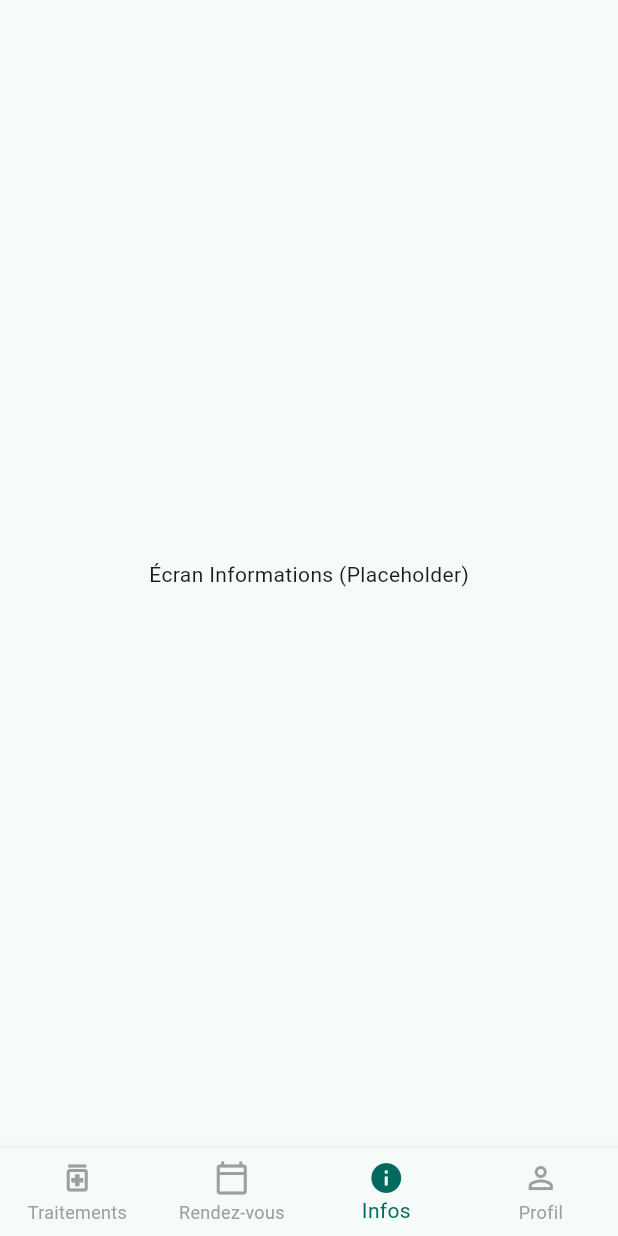
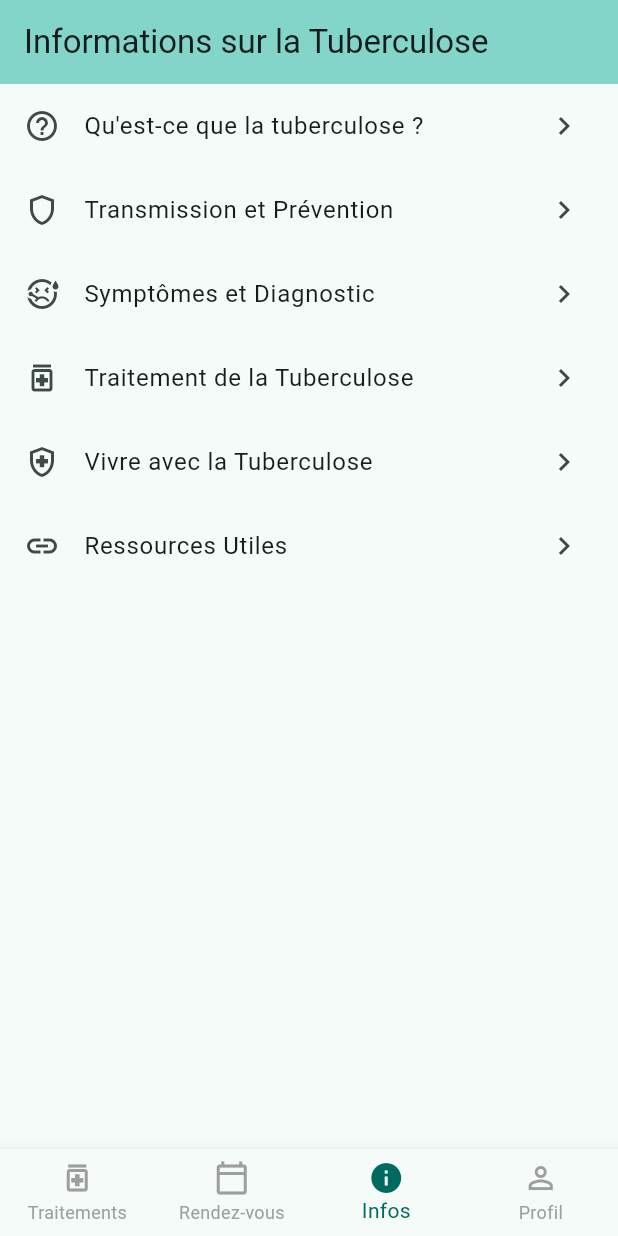
Before and after one commit to PedroGomesFR/TBC, a Flutter app: the screen it shows after launch, item 3 of the bottom bar chosen, on a phone screen of 412 x 824 dp. Run offline on Flutter 3.47's test engine with Material 3 defaults, Android fonts, the phone set to English and light mode, and no system bars; our stand-ins replace sqflite; accounts and stored records are empty; generated files the repository leaves out were written again.

Commit message:
feat: Add basic info screen UI with categories

```diff
--- a/lib/presentation/screens/info_screen.dart
+++ b/lib/presentation/screens/info_screen.dart
@@ -1,12 +1,64 @@
 import 'package:flutter/material.dart';
+// TODO: Import AppLocalizations when needed
 
 class InfoScreen extends StatelessWidget {
   const InfoScreen({super.key});
 
   @override
   Widget build(BuildContext context) {
-    return const Scaffold(
-      body: Center(child: Text('Écran Informations (Placeholder)')),
+    // TODO: Localize title and category names
+    final List<Map<String, dynamic>> infoCategories = [
+      {'title': 'Qu\'est-ce que la tuberculose ?', 'icon': Icons.help_outline, 'route': '/info/what_is_tb'},
+      {'title': 'Transmission et Prévention', 'icon': Icons.shield_outlined, 'route': '/info/transmission_prevention'},
+      {'title': 'Symptômes et Diagnostic', 'icon': Icons.sick_outlined, 'route': '/info/symptoms_diagnosis'},
+      {'title': 'Traitement de la Tuberculose', 'icon': Icons.medication_outlined, 'route': '/info/treatment'},
+      {'title': 'Vivre avec la Tuberculose', 'icon': Icons.health_and_safety_outlined, 'route': '/info/living_with_tb'},
+      {'title': 'Ressources Utiles', 'icon': Icons.link_outlined, 'route': '/info/resources'},
+    ];
+
+    return Scaffold(
+      appBar: AppBar(
+        title: const Text('Informations sur la Tuberculose'),
+        backgroundColor: Theme.of(context).colorScheme.inversePrimary,
+      ),
+      body: ListView.builder(
+        itemCount: infoCategories.length,
+        itemBuilder: (context, index) {
+          final category = infoCategories[index];
+          return ListTile(
+            leading: Icon(category['icon'] as IconData? ?? Icons.info_outline),
+            title: Text(category['title'] as String? ?? 'Information'),
+            trailing: const Icon(Icons.chevron_right),
+            onTap: () {
+              // TODO: Implement navigation to detail screens based on category['route']
+              print('Tapped on ${category['title']}');
+              // Example: Navigator.push(context, MaterialPageRoute(builder: (context) => InfoDetailScreen(topic: category['title'])));
+            },
+          );
+        },
+      ),
     );
   }
 }
+
+// Placeholder for detail screen - can be expanded later
+class InfoDetailScreen extends StatelessWidget {
+  final String topic;
+  const InfoDetailScreen({super.key, required this.topic});
+
+  @override
+  Widget build(BuildContext context) {
+    return Scaffold(
+      appBar: AppBar(
+        title: Text(topic),
+        backgroundColor: Theme.of(context).colorScheme.inversePrimary,
+      ),
+      body: Center(
+        child: Padding(
+          padding: const EdgeInsets.all(16.0),
+          child: Text('Contenu détaillé pour "$topic" à venir...'),
+        ),
+      ),
+    );
+  }
+}
```
